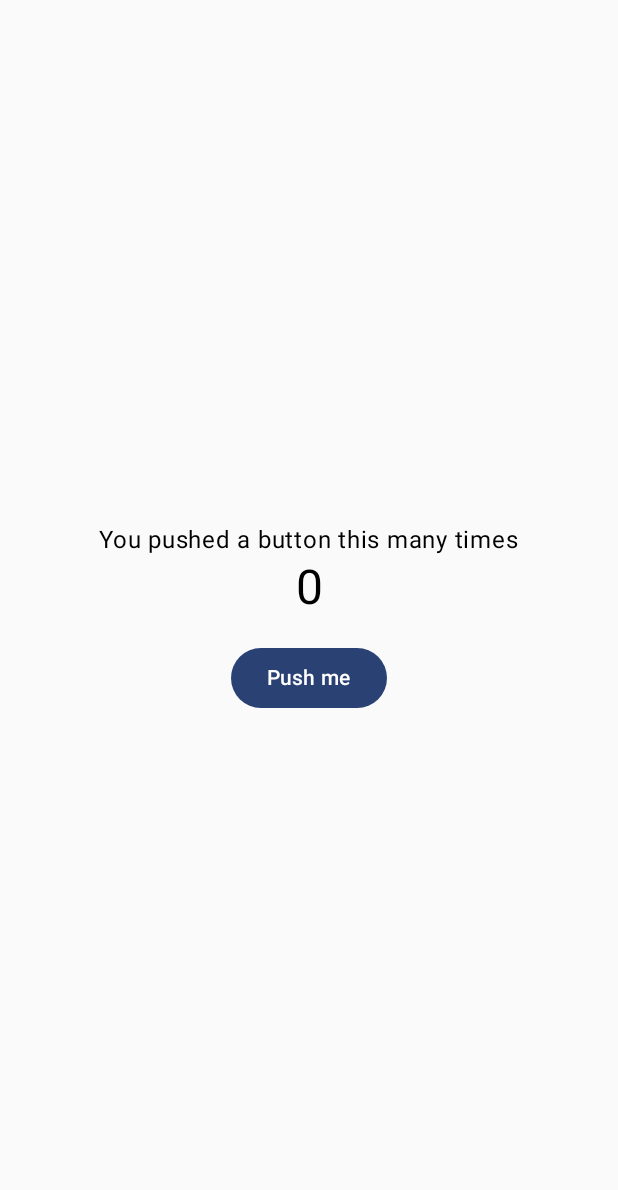
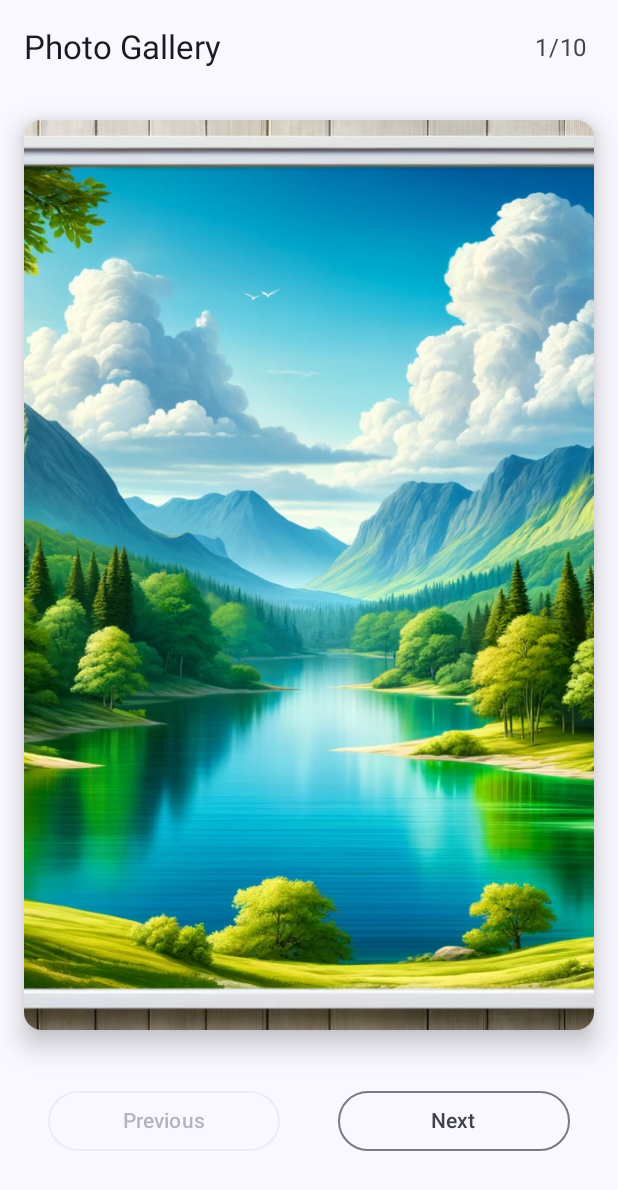
Before and after one commit to ehandresen/kotlin-counterapp, an Android app built with Jetpack Compose: the screen it shows after launch (MainActivity), on a phone screen of 412 x 824 dp. Shown: the top 1190 px of the screen. Run offline under Robolectric (Android 15) with nearby library versions, the light colour scheme and no system bars.

Commit message:
finish photo gallery, Scaffold, CArd, Crossfade, OutlinedButotn, TopAppBar

```diff
--- a/app/src/main/java/com/example/counterapp/MainActivity.kt
+++ b/app/src/main/java/com/example/counterapp/MainActivity.kt
@@ -12,6 +12,7 @@ import androidx.compose.runtime.Composable
 import androidx.compose.ui.Modifier
 import androidx.compose.ui.tooling.preview.Preview
 import com.example.counterapp.screens.CounterApp
+import com.example.counterapp.screens.PhotoGallery
 import com.example.counterapp.ui.theme.CounterAppTheme
 
 class MainActivity : ComponentActivity() {
@@ -28,5 +29,6 @@ class MainActivity : ComponentActivity() {
 
 @Composable
 fun MyApp(modifier: Modifier = Modifier) {
-    CounterApp()
+    //CounterApp()
+    PhotoGallery()
 }
--- /dev/null
+++ b/app/src/main/java/com/example/counterapp/screens/PhotoGalleryScreen.kt
@@ -0,0 +1,127 @@
+package com.example.counterapp.screens
+
+import androidx.compose.animation.Crossfade
+import androidx.compose.animation.core.tween
+import androidx.compose.foundation.Image
+import androidx.compose.foundation.layout.Box
+import androidx.compose.foundation.layout.Column
+import androidx.compose.foundation.layout.Row
+import androidx.compose.foundation.layout.Spacer
+import androidx.compose.foundation.layout.fillMaxSize
+import androidx.compose.foundation.layout.padding
+import androidx.compose.foundation.layout.wrapContentSize
+import androidx.compose.material3.Card
+import androidx.compose.material3.CardDefaults
+import androidx.compose.material3.ExperimentalMaterial3Api
+import androidx.compose.material3.OutlinedButton
+import androidx.compose.material3.Scaffold
+import androidx.compose.material3.Surface
+import androidx.compose.material3.Text
+import androidx.compose.material3.TopAppBar
+import androidx.compose.runtime.Composable
+import androidx.compose.runtime.mutableStateOf
+import androidx.compose.runtime.remember
+import androidx.compose.ui.Alignment
+import androidx.compose.ui.Modifier
+import androidx.compose.ui.layout.ContentScale
+import androidx.compose.ui.res.painterResource
+import androidx.compose.ui.tooling.preview.Preview
+import androidx.compose.ui.unit.dp
+import com.example.counterapp.R
+
+@OptIn(ExperimentalMaterial3Api::class)
+@Composable
+fun PhotoGallery(modifier: Modifier = Modifier) {
+    val photos = listOf(
+        R.drawable.pic1,
+        R.drawable.pic2,
+        R.drawable.pic3,
+        R.drawable.pic4,
+        R.drawable.pic5,
+        R.drawable.pic6,
+        R.drawable.pic7,
+        R.drawable.pic8,
+        R.drawable.pic9,
+        R.drawable.pic10,
+    )
+
+    val index = remember {
+        mutableStateOf(0)
+    }
+
+    Scaffold(
+        topBar = {
+            TopAppBar(
+                title = {
+                    Text(text = "Photo Gallery")
+                },
+                actions = {
+                    Text(
+                        text = "${index.value + 1}/${photos.size}",
+                        modifier = Modifier.padding(end = 16.dp)
+                    )
+                }
+            )
+        }
+    ) {
+        Column(
+            modifier = modifier
+                .padding(it)
+                .fillMaxSize()
+                .padding(16.dp),
+        ) {
+            Card(
+                elevation = CardDefaults.cardElevation(defaultElevation = 10.dp),
+                modifier = Modifier.weight(5f)
+            ) {
+                Crossfade(
+                    targetState = index.value,
+                    animationSpec = tween(durationMillis = 500),
+                    label = ""
+                ) {
+                    Image(
+                        painter = painterResource(id = photos[it]),
+                        contentDescription = null,
+                        contentScale = ContentScale.Crop,
+                        modifier = Modifier.fillMaxSize()
+                    )
+                }
+            }
+
+            Surface(
+                modifier = Modifier
+                    .weight(1f)
+                    .padding(16.dp)
+                    .wrapContentSize(align = Alignment.Center)
+            ) {
+                Row {
+                    OutlinedButton(
+                        enabled = index.value > 0,
+                        onClick = {
+                            index.value--
+                        },
+                        modifier = Modifier.weight(1f)
+                    ) {
+                        Text(text = "Previous")
+                    }
+                    Spacer(modifier = Modifier.weight(0.25f))
+                    OutlinedButton(
+                        enabled = index.value < photos.size - 1,
+                        onClick = {
+                            index.value++
+                        },
+                        modifier = Modifier.weight(1f)
+                    ) {
+                        Text(text = "Next")
+                    }
+                }
+            }
+        }
+    }
+}
+
+@Preview
+@Composable
+private fun PhotoGalleryPreview() {
+    PhotoGallery()
+}
```
Also changed, not shown: app/src/main/res/drawable/pic1.png (added), app/src/main/res/drawable/pic10.png (added), app/src/main/res/drawable/pic2.png (added), app/src/main/res/drawable/pic3.png (added), app/src/main/res/drawable/pic4.png (added), app/src/main/res/drawable/pic5.png (added), app/src/main/res/drawable/pic6.png (added), app/src/main/res/drawable/pic7.png (added), app/src/main/res/drawable/pic8.png (added), app/src/main/res/drawable/pic9.png (added).
